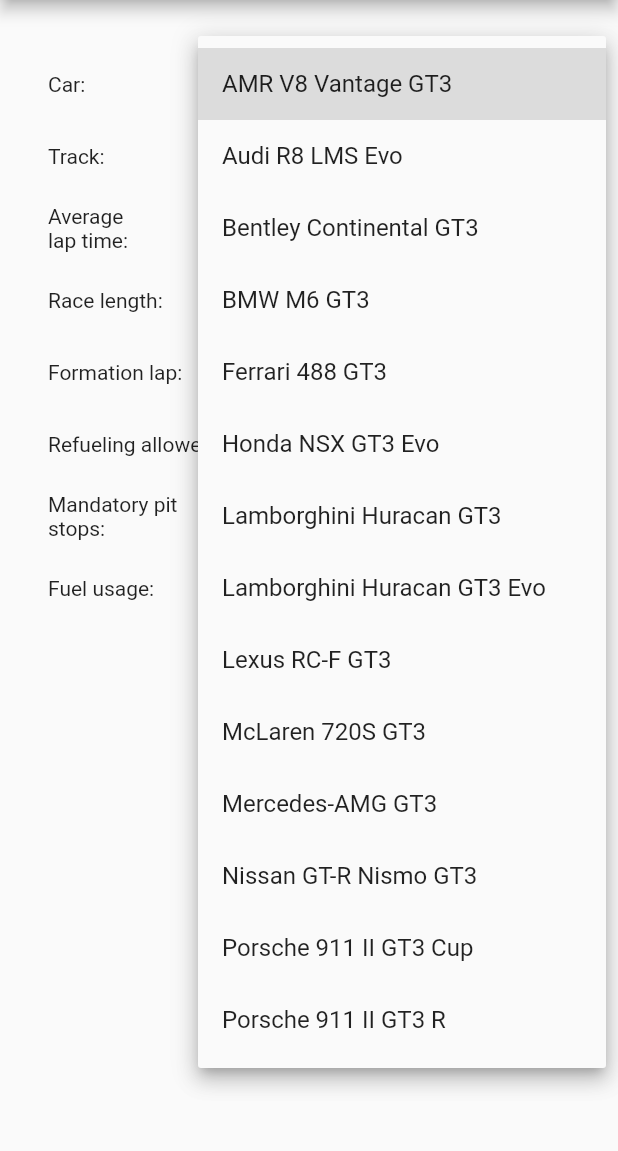
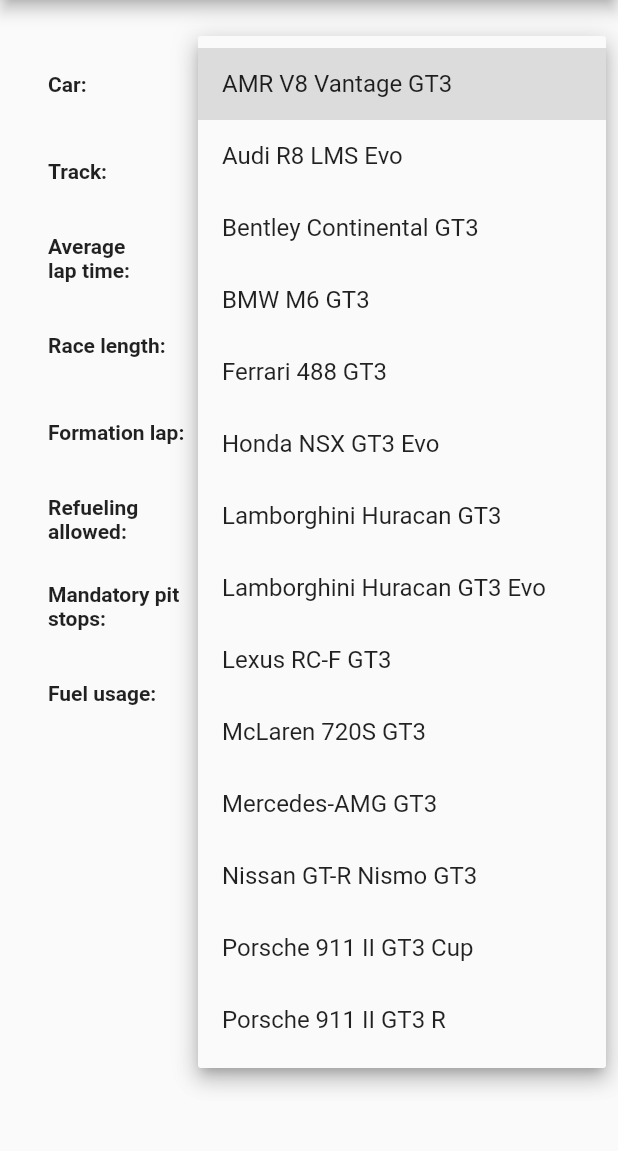
Before and after one commit to sylvainvillet/acc_race_strategy, a Flutter app: the screen it shows after launch, after a tap on "AMR V8 Vantage GT3", on a phone screen of 412 x 824 dp, the part 84-1235 px from its top. Run offline on Flutter 3.47's test engine with Material 2 defaults, Android fonts, the phone set to English and light mode, and no system bars; our stand-ins replace shared_preferences.

Commit message:
Save Race values

```diff
--- a/lib/cars.dart
+++ b/lib/cars.dart
@@ -4,6 +4,16 @@
   final String ksName;
   final String displayName;
   final int tank;
+}
+
+Car getCar(String ksName)
+{
+  Car returnValue = carsList[0];
+  for (Car car in carsList)
+      if (car.ksName == ksName)
+        returnValue = car;
+
+  return returnValue;
 }
 
 const List<Car> carsList = [
--- a/lib/main.dart
+++ b/lib/main.dart
@@ -1,9 +1,5 @@
-import 'package:accracestrategy/race_overview.dart';
 import 'package:flutter/material.dart';
 import './race_input.dart';
-import './race.dart';
-import './tracks.dart';
-import './cars.dart';
 
 void main() {
   runApp(MyApp());
--- a/lib/race.dart
+++ b/lib/race.dart
@@ -15,7 +15,7 @@
   // input
   Car car;
   Track track;
-  String formationLap;
+  int formationLap;
   int raceDuration;
   bool refuelingAllowed;
   int mandatoryPitStops;
@@ -73,10 +73,7 @@
     double nbOfLapsDouble =
         (raceDuration - mandatoryPitStops * timeLostPerPitStop) /
             lapTime; // TODO time lost in pit
-    nbOfLaps = nbOfLapsDouble.ceil();
-    if (formationLap == 'Full') {
-      nbOfLaps++;
-    }
+    nbOfLaps = nbOfLapsDouble.ceil() + formationLap;
     print('nbOfLaps: ' + nbOfLaps.toString());
 
     // Number of pit stops without fuel saving
@@ -91,10 +88,7 @@
     // Adjust number of laps
     nbOfLapsDouble =
         (raceDuration - nbOfPitStops * timeLostPerPitStop) / lapTime;
-    nbOfLaps = nbOfLapsDouble.ceil();
-    if (formationLap == 'Full') {
-      nbOfLaps++;
-    }
+    nbOfLaps = nbOfLapsDouble.ceil() + formationLap;
 
     // Allow up to 20% fuel saving
     for (int i = mandatoryPitStops; i <= nbOfPitStops; i++) {
--- a/lib/race_input.dart
+++ b/lib/race_input.dart
@@ -1,5 +1,6 @@
 import 'package:flutter/material.dart';
 import 'package:flutter/services.dart';
+import 'package:shared_preferences/shared_preferences.dart';
 import './cars.dart';
 import './tracks.dart';
 import './race.dart';
@@ -12,7 +13,10 @@
 
 class _RaceInputState extends State<RaceInput> {
   final _formKey = GlobalKey<FormState>();
-  Race _race = Race(carsList[0], tracksList[0], 'Full', 3600, true, 0, 1.0, tracksList[0].lapTime);
+  Race _race = Race(
+      carsList[0], tracksList[0], 1, 3600, true, 0, 1.0, tracksList[0].lapTime);
+
+  final margin = 10.0;
 
   int _durationHours;
   int _durationMinutes;
@@ -22,7 +26,7 @@
 
   List<DropdownMenuItem<Car>> _carsDropDownMenuItems;
   List<DropdownMenuItem<Track>> _tracksDropDownMenuItems;
-  List<DropdownMenuItem<String>> _formationLapDropDownMenuItems;
+  List<DropdownMenuItem<int>> _formationLapDropDownMenuItems;
   List<DropdownMenuItem<int>> _durationHoursDropDownMenuItems;
   List<DropdownMenuItem<int>> _durationMinutesDropDownMenuItems;
   List<DropdownMenuItem<int>> _lapTimeMinutesDropDownMenuItems;
@@ -43,18 +47,50 @@
         getIntDropDownMenuItems(0, 900, 100, 2);
     _mandatoryPitStopsDropDownMenuItems = getIntDropDownMenuItems(0, 10, 1, 0);
 
+    _loadSettings();
+
     super.initState();
+  }
+
+  void _loadSettings() async {
+    final settings = await SharedPreferences.getInstance();
+
+    final carName = settings.getString('carName') ?? '';
+    final trackName = settings.getString('trackName') ?? '';
+
+    setState(() {
+      _race.car = getCar(carName);
+      _race.track = getTrack(trackName);
+      _race.formationLap = settings.getInt('formationLap') ?? 1;
+      _race.raceDuration = settings.getInt('raceDuration') ?? 3600;
+      _race.refuelingAllowed = settings.getBool('refuelingAllowed') ?? true;
+      _race.mandatoryPitStops = settings.getInt('mandatoryPitStops') ?? 0;
+      _race.fuelUsage = settings.getDouble('fuelUsage') ?? 3.0;
+      _race.lapTime = settings.getDouble('lapTime') ?? _race.track.lapTime;
+
+      _durationHours = (_race.raceDuration / 3600).floor();
+      _durationMinutes =
+          ((_race.raceDuration / 60) - _durationHours * 60).floor();
+      _lapTimeMinutes = (_race.lapTime / 60).floor();
+      _lapTimeSeconds = (_race.lapTime - _lapTimeMinutes * 60).floor();
+      _lapTimeMilliseconds = ((_race.lapTime * 10).round() % 10) * 100;
+    });
+  }
+
+  void _saveSettings() async {
+    final settings = await SharedPreferences.getInstance();
+    settings.setString('carName', _race.car.ksName);
+    settings.setString('trackName', _race.track.ksName);
+    settings.setInt('formationLap', _race.formationLap);
+    settings.setInt('raceDuration', _race.raceDuration);
+    settings.setBool('refuelingAllowed', _race.refuelingAllowed);
+    settings.setInt('mandatoryPitStops', _race.mandatoryPitStops);
+    settings.setDouble('fuelUsage', _race.fuelUsage);
+    settings.setDouble('lapTime', _race.lapTime);
   }
 
   @override
   Widget build(BuildContext context) {
-    _durationHours = (_race.raceDuration / 3600).floor();
-    _durationMinutes =
-        ((_race.raceDuration / 60) - _durationHours * 60).floor();
-    if (_lapTimeMinutes == 0) {
-      updateLapTime();
-    }
-
     return SingleChildScrollView(
       child: Container(
         padding: const EdgeInsets.all(32),
@@ -64,13 +100,21 @@
             mainAxisAlignment: MainAxisAlignment.start,
             children: <Widget>[
               carRow(),
+              SizedBox(height: margin),
               trackRow(),
+              SizedBox(height: margin),
               lapTimeRow(),
+              SizedBox(height: margin),
               durationRow(),
+              SizedBox(height: margin),
               formationLapRow(),
+              SizedBox(height: margin),
               refuelingAllowedRow(),
+              SizedBox(height: margin),
               mandatoryPitStopRow(),
+              SizedBox(height: margin),
               fuelUsageRow(),
+              SizedBox(height: margin),
               RaisedButton(
                 onPressed: () {
                   if (_formKey.currentState.validate()) {
@@ -87,6 +131,7 @@
                         ),
                       );
                     }
+                    _saveSettings();
                   }
                 },
                 child: Text('Go!'),
@@ -118,20 +163,15 @@
   }
 
   Widget carRow() {
-    return Row(children: <Widget>[
-      Expanded(
-        child: Text("Car:"),
-      ),
-      Expanded(
-        flex: 2,
-        child: DropdownButton(
+    return _buildRow(
+      "Car:",
+      DropdownButton(
         value: _race.car,
         items: _carsDropDownMenuItems,
         onChanged: carChanged,
         isExpanded: true,
       ),
-      ),
-    ]);
+    );
   }
 
   List<DropdownMenuItem<Track>> getTracksDropDownMenuItems() {
@@ -143,33 +183,21 @@
   }
 
   Widget trackRow() {
-    return Row(
-      children: <Widget>[
-        Expanded(
-          child: Text("Track:"),
-        ),
-        Expanded(
-          flex: 2,
-          child: DropdownButton(
+    return _buildRow(
+      "Track:",
+      DropdownButton(
         value: _race.track,
         items: _tracksDropDownMenuItems,
         onChanged: trackChanged,
         isExpanded: true,
       ),
-        ),
-      ],
     );
   }
 
   Widget durationRow() {
-    return Row(
-      children: <Widget>[
-        Expanded(
-          child: Text("Race length:"),
-        ),
-        Expanded(
-          flex: 2,
-          child: Row(
+    return _buildRow(
+      "Race length:",
+      Row(
         children: <Widget>[
           Expanded(
             child: DropdownButton(
@@ -191,27 +219,20 @@
           Expanded(child: Text('min', textAlign: TextAlign.center)),
         ],
       ),
-        ),
-      ],
     );
   }
 
-  List<DropdownMenuItem<String>> getFormationLapDropDownMenuItems() {
-    List<DropdownMenuItem<String>> items = List();
-    items.add(DropdownMenuItem(value: 'Full', child: Text('Full')));
-    items.add(DropdownMenuItem(value: 'Short', child: Text('Short')));
+  List<DropdownMenuItem<int>> getFormationLapDropDownMenuItems() {
+    List<DropdownMenuItem<int>> items = List();
+    items.add(DropdownMenuItem(value: 1, child: Text('Full')));
+    items.add(DropdownMenuItem(value: 0, child: Text('Short')));
     return items;
   }
 
   Widget lapTimeRow() {
-    return Row(
-      children: <Widget>[
-        Expanded(
-          child: Text("Average\nlap time:"),
-        ),
-        Expanded(
-          flex: 2,
-          child: Row(
+    return _buildRow(
+      "Average\nlap time:",
+      Row(
         children: <Widget>[
           Expanded(
             flex: 2,
@@ -265,26 +286,19 @@
           ),
         ],
       ),
-        ),
-      ],
     );
   }
 
   Widget formationLapRow() {
-    return Row(children: <Widget>[
-      Expanded(
-        child: Text("Formation lap:"),
-      ),
-      Expanded(
-        flex: 2,
-        child: DropdownButton(
+    return _buildRow(
+      "Formation lap:",
+      DropdownButton(
         value: _race.formationLap,
         items: _formationLapDropDownMenuItems,
         onChanged: formationLapChanged,
         isExpanded: true,
       ),
-      ),
-    ]);
+    );
   }
 
   List<DropdownMenuItem<int>> getIntDropDownMenuItems(
@@ -302,14 +316,9 @@
   }
 
   Widget refuelingAllowedRow() {
-    return Row(
-      children: <Widget>[
-        Expanded(
-          child: Text("Refueling allowed:"),
-        ),
-        Expanded(
-          flex: 2,
-          child: Row(
+    return _buildRow(
+      "Refueling allowed:",
+      Row(
         children: <Widget>[
           Switch(
             value: _race.refuelingAllowed,
@@ -321,34 +330,26 @@
           ),
         ],
       ),
-        ),
-      ],
     );
   }
 
   Widget mandatoryPitStopRow() {
-    return Row(children: <Widget>[
-      Expanded(
-        child: Text("Mandatory pit stops:"),
-      ),
-      Expanded(
-        flex: 2,
-        child: DropdownButton(
+    return _buildRow(
+      "Mandatory pit stops:",
+      DropdownButton(
         value: _race.mandatoryPitStops,
         items: _mandatoryPitStopsDropDownMenuItems,
         onChanged: mandatoryPitStopChanged,
         isExpanded: true,
       ),
-      ),
-    ]);
+    );
   }
 
   Widget fuelUsageRow() {
-    return Row(
+    return _buildRow(
+      "Fuel usage:",
+      Row(
         children: <Widget>[
-        Expanded(
-          child: Text("Fuel usage:"),
-        ),
           Expanded(
             child: TextFormField(
                 initialValue: _race.fuelUsage > 0.0
@@ -369,14 +370,16 @@
             child: Text("L/Lap"),
           ),
         ],
+      ),
     );
   }
 
-  void carChanged(Car newCar) {
-    print("Selected ${newCar.ksName}");
+  void carChanged(Car newCar) async {
+    final settings = await SharedPreferences.getInstance();
     setState(() {
       _race.car = newCar;
     });
+    settings.setString('car_ks_name', _race.car.ksName);
   }
 
   void trackChanged(Track newTrack) {
@@ -401,7 +404,7 @@
     });
   }
 
-  void formationLapChanged(String formationLap) {
+  void formationLapChanged(int formationLap) {
     setState(() {
       _race.formationLap = formationLap;
     });
@@ -439,4 +442,18 @@
       },
     );
   }
+
+  Widget _buildRow(String text, Widget inputWidget) {
+    return Row(
+      children: <Widget>[
+        Expanded(
+          child: Text(text, style: TextStyle(fontWeight: FontWeight.bold)),
+        ),
+        Expanded(
+          flex: 2,
+          child: inputWidget,
+        ),
+      ],
+    );
   }
+}
--- a/lib/race_overview.dart
+++ b/lib/race_overview.dart
@@ -1,9 +1,5 @@
 import 'package:flutter/material.dart';
-import 'package:flutter/services.dart';
-import './cars.dart';
-import './tracks.dart';
 import './race.dart';
-import './race_input.dart';
 
 class RaceDetails extends StatelessWidget {
   final Race race;
@@ -17,8 +13,10 @@
     List<Tab> tabs = List<Tab>();
     List<Widget> centralWidgets = List<Widget>();
 
+    /*
     tabs.add(Tab(text: 'Info'));
     centralWidgets.add(raceInfo(context, race));
+     */
 
     if (race.strategies.length == 1) {
       tabs.add(Tab(text: 'Strategy'));
@@ -36,7 +34,7 @@
     }
 
     return DefaultTabController(
-      length: race.strategies.length + 1,
+      length: centralWidgets.length,
       child: Scaffold(
         appBar: AppBar(
           bottom: TabBar(
@@ -66,7 +64,7 @@
           SizedBox(height: margin),
           _buildRow2("Average lap time:", race.getLapTimeString()),
           SizedBox(height: margin),
-          _buildRow2("Formation lap:", race.formationLap),
+          _buildRow2("Formation lap:", race.formationLap == 1 ? 'Full' : 'Short'),
           SizedBox(height: margin),
           _buildRow2("Mandatory pit stops:", race.mandatoryPitStops.toString()),
           SizedBox(height: margin),
--- a/lib/tracks.dart
+++ b/lib/tracks.dart
@@ -5,6 +5,16 @@
   final String displayName;
   final int length;
   final double lapTime;
+}
+
+Track getTrack(String ksName)
+{
+  Track returnValue = tracksList[0];
+  for (Track track in tracksList)
+    if (track.ksName == ksName)
+      returnValue = track;
+
+  return returnValue;
 }
 
 const List<Track> tracksList = [
--- a/pubspec.yaml
+++ b/pubspec.yaml
@@ -23,6 +23,8 @@
 dependencies:
   flutter:
     sdk: flutter
+
+  shared_preferences: '>=0.5.7+3 <2.0.0'
 
   # The following adds the Cupertino Icons font to your application.
   # Use with the CupertinoIcons class for iOS style icons.
```
Lines whose indentation alone changed are shown as unchanged.
